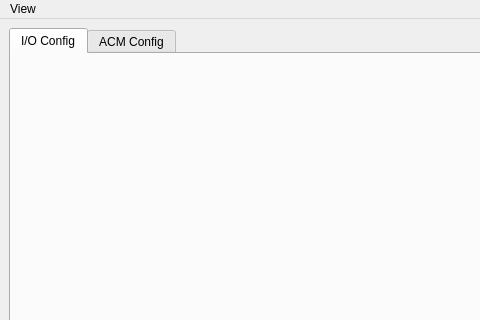
This is script/verify_tool_app/ui/acm_test_app_mainwindow.ui in FaiScofield/hwpq_verify as Qt 5 draws it before an edit; both pictures show x 0 to 480 and y 0 to 320 of the 1200 by 820 pixel window. The edited form follows.
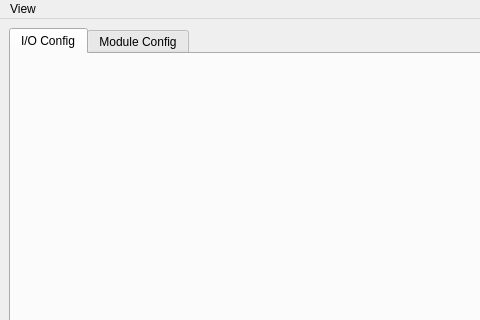
This is the edited form.

The edit to the form file:
```diff
--- a/script/verify_tool_app/ui/acm_test_app_mainwindow.ui
+++ b/script/verify_tool_app/ui/acm_test_app_mainwindow.ui
@@ -27,7 +27,7 @@
       </widget>
       <widget class="QWidget" name="tab_acm_host">
        <attribute name="title">
-        <string>ACM Config</string>
+        <string>Module Config</string>
        </attribute>
       </widget>
      </widget>
```
Left out of the diff: 4 changed lines with no effect on the pictures.
